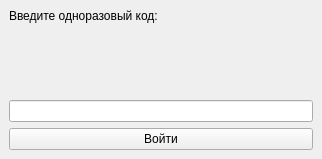
First picture: the form in client_side/resources/ui/totp_auth_window.ui, repository Sk2can/Password-manager, before the edit.
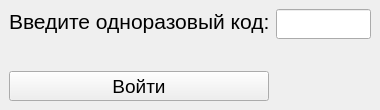
Second picture: the form after the edit.

```diff
--- a/client_side/resources/ui/totp_auth_window.ui
+++ b/client_side/resources/ui/totp_auth_window.ui
@@ -6,44 +6,165 @@
    <rect>
     <x>0</x>
     <y>0</y>
-    <width>322</width>
-    <height>159</height>
+    <width>380</width>
+    <height>110</height>
    </rect>
   </property>
+  <property name="sizePolicy">
+   <sizepolicy hsizetype="Maximum" vsizetype="Maximum">
+    <horstretch>0</horstretch>
+    <verstretch>0</verstretch>
+   </sizepolicy>
+  </property>
+  <property name="minimumSize">
+   <size>
+    <width>380</width>
+    <height>110</height>
+   </size>
+  </property>
+  <property name="maximumSize">
+   <size>
+    <width>380</width>
+    <height>110</height>
+   </size>
+  </property>
   <property name="windowTitle">
    <string>Авторизация</string>
   </property>
   <widget class="QWidget" name="centralwidget">
-   <layout class="QVBoxLayout" name="verticalLayout">
+   <property name="sizePolicy">
+    <sizepolicy hsizetype="Minimum" vsizetype="Minimum">
+     <horstretch>0</horstretch>
+     <verstretch>0</verstretch>
+    </sizepolicy>
+   </property>
+   <property name="minimumSize">
+    <size>
+     <width>90</width>
+     <height>30</height>
+    </size>
+   </property>
+   <layout class="QVBoxLayout" name="verticalLayout_2">
+    <property name="sizeConstraint">
+     <enum>QLayout::SetMinimumSize</enum>
+    </property>
     <item>
-     <widget class="QLabel" name="totp_label">
-      <property name="text">
-       <string>Введите одноразовый код:</string>
+     <layout class="QGridLayout" name="gridLayout">
+      <property name="sizeConstraint">
+       <enum>QLayout::SetMinimumSize</enum>
       </property>
-      <property name="alignment">
-       <set>Qt::AlignLeading|Qt::AlignLeft|Qt::AlignTop</set>
-      </property>
-     </widget>
-    </item>
-    <item>
-     <widget class="QLabel" name="error_label">
-      <property name="styleSheet">
-       <string notr="true">color: rgb(255, 0, 0);</string>
-      </property>
-      <property name="text">
-       <string/>
-      </property>
-     </widget>
-    </item>
-    <item>
-     <widget class="QLineEdit" name="totp_lineEdit"/>
-    </item>
-    <item>
-     <widget class="QPushButton" name="auth_totp_pushButton">
-      <property name="text">
-       <string>Войти</string>
-      </property>
-     </widget>
+      <item row="2" column="0" colspan="2">
+       <widget class="QPushButton" name="auth_totp_pushButton">
+        <property name="sizePolicy">
+         <sizepolicy hsizetype="Minimum" vsizetype="Minimum">
+          <horstretch>0</horstretch>
+          <verstretch>0</verstretch>
+         </sizepolicy>
+        </property>
+        <property name="minimumSize">
+         <size>
+          <width>260</width>
+          <height>30</height>
+         </size>
+        </property>
+        <property name="maximumSize">
+         <size>
+          <width>260</width>
+          <height>30</height>
+         </size>
+        </property>
+        <property name="font">
+         <font>
+          <pointsize>14</pointsize>
+         </font>
+        </property>
+        <property name="text">
+         <string>Войти</string>
+        </property>
+        <property name="shortcut">
+         <string>Return</string>
+        </property>
+       </widget>
+      </item>
+      <item row="1" column="0" colspan="2">
+       <widget class="QLabel" name="error_label">
+        <property name="sizePolicy">
+         <sizepolicy hsizetype="Maximum" vsizetype="Maximum">
+          <horstretch>0</horstretch>
+          <verstretch>0</verstretch>
+         </sizepolicy>
+        </property>
+        <property name="minimumSize">
+         <size>
+          <width>200</width>
+          <height>20</height>
+         </size>
+        </property>
+        <property name="font">
+         <font>
+          <pointsize>12</pointsize>
+         </font>
+        </property>
+        <property name="styleSheet">
+         <string notr="true">color: rgb(255, 0, 0);</string>
+        </property>
+        <property name="text">
+         <string/>
+        </property>
+       </widget>
+      </item>
+      <item row="0" column="0">
+       <widget class="QLabel" name="totp_label">
+        <property name="font">
+         <font>
+          <pointsize>16</pointsize>
+         </font>
+        </property>
+        <property name="text">
+         <string>Введите одноразовый код:</string>
+        </property>
+        <property name="alignment">
+         <set>Qt::AlignLeading|Qt::AlignLeft|Qt::AlignTop</set>
+        </property>
+       </widget>
+      </item>
+      <item row="0" column="1">
+       <widget class="QLineEdit" name="totp_lineEdit">
+        <property name="sizePolicy">
+         <sizepolicy hsizetype="Maximum" vsizetype="Maximum">
+          <horstretch>0</horstretch>
+          <verstretch>0</verstretch>
+         </sizepolicy>
+        </property>
+        <property name="minimumSize">
+         <size>
+          <width>90</width>
+          <height>30</height>
+         </size>
+        </property>
+        <property name="font">
+         <font>
+          <pointsize>14</pointsize>
+         </font>
+        </property>
+        <property name="inputMask">
+         <string/>
+        </property>
+        <property name="text">
+         <string/>
+        </property>
+        <property name="maxLength">
+         <number>6</number>
+        </property>
+        <property name="alignment">
+         <set>Qt::AlignCenter</set>
+        </property>
+        <property name="placeholderText">
+         <string/>
+        </property>
+       </widget>
+      </item>
+     </layout>
     </item>
    </layout>
   </widget>
```
Left out of the diff: 2 changed lines with no effect on the pictures.
